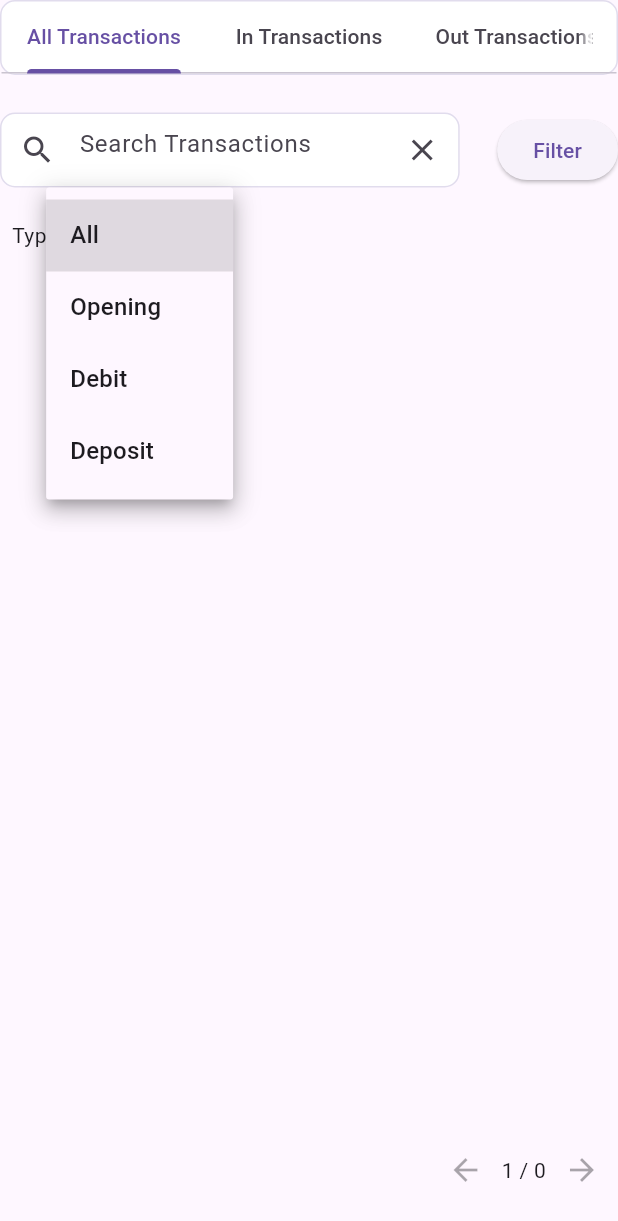
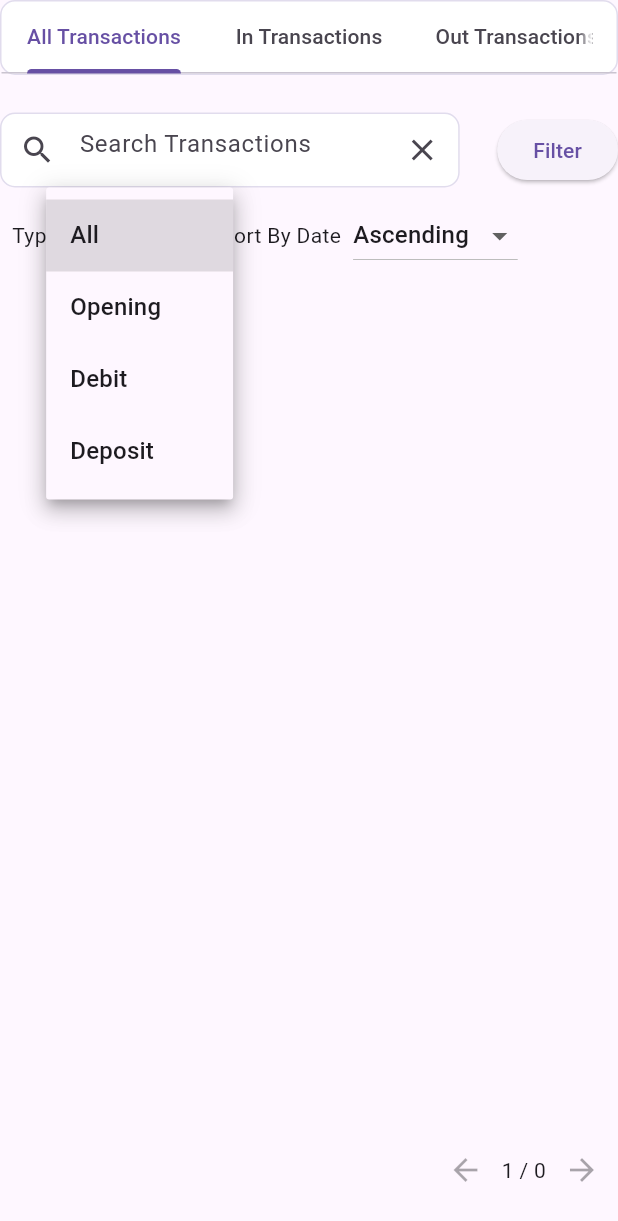
Before and after one commit to oyen-bright/kro-Banking, a Flutter app: the TransactionTabs widget shown alone on an empty page, opened directly with empty values, after a tap on "All", on a phone screen of 412 x 824 dp. Shown: the top 1221 px of the screen. Run offline on Flutter 3.47's test engine with Material 3 defaults, Android fonts, the light colour scheme and no system bars; drawn by our look-alikes of toastification; our stand-ins replace auto_size_text, bloc, cloud_firestore, firebase_auth, firebase_core, flutter_animate and 14 more; accounts and stored records are empty; network calls fail; statements that could not run were skipped.

Commit message:
feat: Add sorting by date to TransactionTabs
- Introduced a dropdown for selecting sort order (Ascending/Descending).
- Updated _filterTransactions and _sortTransactions methods to incorporate the selected sort order.
- Refactored the UI to include the new dropdown for sorting by date.
- Ensured initial sorting and filtering are applied in initState.

```diff
--- a/lib/views/transactions/components/transaction_tabs.dart
+++ b/lib/views/transactions/components/transaction_tabs.dart
@@ -24,13 +24,15 @@ class _TransactionTabsState extends State<TransactionTabs> {
   final List<String> _filterOptions = ['All', 'In', 'Out'];
   final String _selectedStatus = 'All';
   String _selectedType = 'All';
-  final bool _sortAscending = true;
+  String _selectedSortOrder = 'Ascending';
+  final List<String> _sortOrderOptions = ['Ascending', 'Descending'];
   DateTimeRange? _selectedDateRange;
 
   @override
   void initState() {
     super.initState();
     _filteredTransactions = widget.transactions;
+    _filterTransactions();
   }
 
   void _filterTransactions() {
@@ -56,7 +58,7 @@ class _TransactionTabsState extends State<TransactionTabs> {
 
   void _sortTransactions() {
     _filteredTransactions.sort((a, b) {
-      int comparison = _sortAscending
+      int comparison = _selectedSortOrder == 'Ascending'
           ? a.dateTime.compareTo(b.dateTime)
           : b.dateTime.compareTo(a.dateTime);
       return comparison;
@@ -168,28 +170,12 @@ class _TransactionTabsState extends State<TransactionTabs> {
                   _filterTransactions();
                 });
               }),
-              // IconButton(
-              //   // tooltip: "Select Date Range",
-              //   onPressed: () => _selectDateRange(context),
-              //   icon: const Icon(Icons.date_range),
-              // ),
-              // IconButton(
-              //   // tooltip: "Sort By Date",
-              //   onPressed: () {
-              //     setState(() {
-              //       _sortAscending = !_sortAscending;
-              //       _sortTransactions();
-              //     });
-              //   },
-              //   icon: Row(
-              //     children: [
-              //       const Icon(Icons.calendar_month),
-              //       Icon(_sortAscending
-              //           ? Icons.arrow_upward
-              //           : Icons.arrow_downward),
-              //     ],
-              //   ),
-              // )
+              _buildDropdown('Sort By Date', _sortOrderOptions, (value) {
+                setState(() {
+                  _selectedSortOrder = value!;
+                  _sortTransactions();
+                });
+              }),
             ],
           ),
           Expanded(
@@ -285,7 +271,7 @@ class _TransactionTabsState extends State<TransactionTabs> {
           Text(label),
           const SizedBox(width: 8),
           DropdownButton<String>(
-            value: label == 'Type' ? _selectedType : _selectedStatus,
+            value: label == 'Type' ? _selectedType : _selectedSortOrder,
             items: items.map((String value) {
               return DropdownMenuItem<String>(
                 value: value,
--- a/lib/widgets/buttons/app_elevated_button.dart
+++ b/lib/widgets/buttons/app_elevated_button.dart
@@ -14,7 +14,8 @@ class AppElevatedButton extends StatelessWidget {
   Widget build(BuildContext context) {
     return ElevatedButton(
       style: ElevatedButton.styleFrom(
-          shape: const RoundedRectangleBorder(),
+          shape: const RoundedRectangleBorder(
+              borderRadius: BorderRadius.all(Radius.circular(5))),
           minimumSize: const Size.fromHeight(kToolbarHeight)),
       onPressed: onPressed,
       child: Text(title),
```
